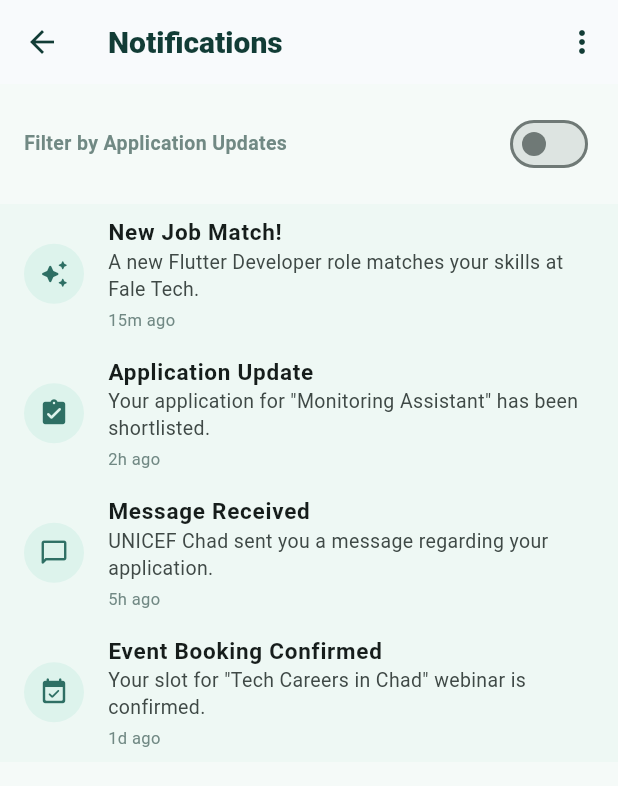
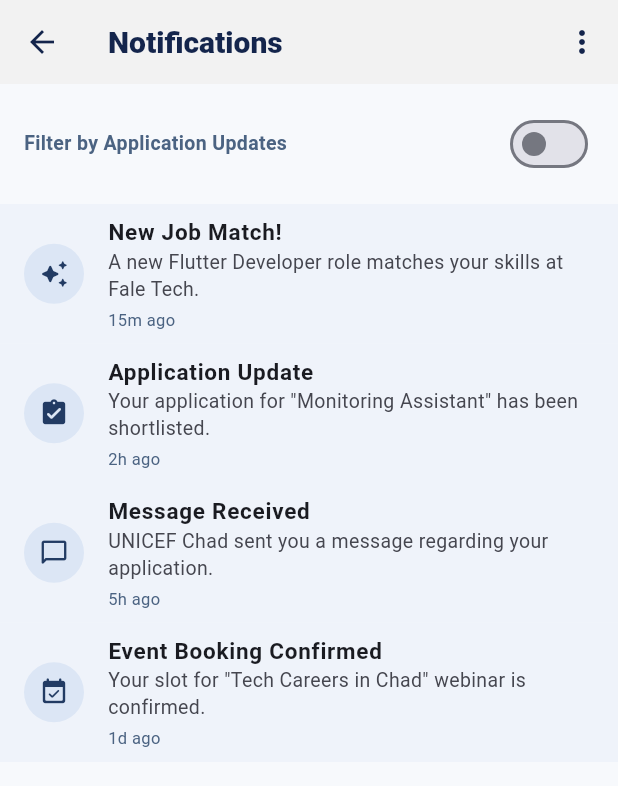
Before and after one commit to Rosa-Demaye/kidme_mobile_app, a Flutter app: the RegisterScreen screen opened directly, scrolled down 284 dp, after a tap on "Create Account", after a tap on the "notifications none" icon, on a phone screen of 412 x 824 dp. Shown: the top 786 px of the screen. Run offline on Flutter 3.47's test engine with Material 3 defaults, Android fonts, the phone set to English and light mode, and no system bars; our stand-ins replace supabase_flutter; accounts and stored records are empty.

Commit message:
Apply Kidme navy gold theme

```diff
--- a/lib/core/services/supabase_service.dart
+++ b/lib/core/services/supabase_service.dart
@@ -3,7 +3,7 @@ import '../../features/jobs/models/job_model.dart';
 
 /// Centralized service for Supabase interactions.
 class SupabaseService {
-  final _client = Supabase.instance.client;
+  SupabaseClient get client => Supabase.instance.client;
 
   /// Fetches the list of jobs with added local categories and verification.
   Future<List<Job>> getJobs() async {
--- a/lib/features/chat/screens/conversation_list_screen.dart
+++ b/lib/features/chat/screens/conversation_list_screen.dart
@@ -38,7 +38,8 @@ class ConversationListScreen extends StatelessWidget {
       body: ListView.separated(
         padding: const EdgeInsets.symmetric(vertical: 8),
         itemCount: conversations.length,
-        separatorBuilder: (_, __) => const Divider(indent: 80, height: 1),
+        separatorBuilder: (context, index) =>
+            const Divider(indent: 80, height: 1),
         itemBuilder: (context, index) {
           final conv = conversations[index];
           return ListTile(
--- a/lib/features/cv_builder/screens/cv_builder_screen.dart
+++ b/lib/features/cv_builder/screens/cv_builder_screen.dart
@@ -67,7 +67,7 @@ class _CVBuilderScreenState extends State<CVBuilderScreen> {
                     'We will use your profile data, experiences, and verified skills to create an ATS-friendly CV.',
                     textAlign: TextAlign.center,
                     style: TextStyle(
-                      color: Colors.white.withOpacity(0.9),
+                      color: Colors.white.withValues(alpha: 0.9),
                       fontSize: 14,
                     ),
                   ),
--- a/lib/features/events/screens/events_for_you_screen.dart
+++ b/lib/features/events/screens/events_for_you_screen.dart
@@ -82,7 +82,7 @@ class _EventCard extends StatelessWidget {
             child: Icon(
               Icons.event_note_rounded,
               size: 48,
-              color: imageColor.withOpacity(0.5),
+              color: imageColor.withValues(alpha: 0.5),
             ),
           ),
           Padding(
--- a/lib/features/learning_hub/screens/learning_hub_screen.dart
+++ b/lib/features/learning_hub/screens/learning_hub_screen.dart
@@ -106,7 +106,7 @@ class _HubHero extends StatelessWidget {
           const SizedBox(height: 8),
           Text(
             'Get tips on interviews, CV building, and local market demand in Chad.',
-            style: TextStyle(color: Colors.white.withOpacity(0.8)),
+            style: TextStyle(color: Colors.white.withValues(alpha: 0.8)),
           ),
         ],
       ),
--- a/lib/features/notifications/screens/notifications_screen.dart
+++ b/lib/features/notifications/screens/notifications_screen.dart
@@ -10,7 +10,7 @@ class NotificationsScreen extends StatefulWidget {
 }
 
 class _NotificationsScreenState extends State<NotificationsScreen> {
-  List<KidmeNotification> _notifications = [
+  final List<KidmeNotification> _notifications = [
     KidmeNotification(
       id: '1',
       title: 'New Job Match!',
@@ -103,7 +103,7 @@ class _NotificationsScreenState extends State<NotificationsScreen> {
                       _showOnlyApplicationUpdates = value;
                     });
                   },
-                  activeColor: AppColors.emerald,
+                  activeThumbColor: AppColors.emerald,
                 ),
               ],
             ),
@@ -161,7 +161,7 @@ class _NotificationTile extends StatelessWidget {
     return Container(
       color: notification.isRead
           ? Colors.transparent
-          : AppColors.blueMist.withOpacity(0.3),
+          : AppColors.blueMist.withValues(alpha: 0.3),
       child: ListTile(
         leading: CircleAvatar(
           backgroundColor: AppColors.blueMist,
--- a/lib/features/skills/screens/skill_gap_analyzer_screen.dart
+++ b/lib/features/skills/screens/skill_gap_analyzer_screen.dart
@@ -152,7 +152,7 @@ class _SkillProgressTile extends StatelessWidget {
               backgroundColor: AppColors.cardBorder,
               valueColor: AlwaysStoppedAnimation(
                 skill.isMissing
-                    ? Colors.deepOrange.withOpacity(0.5)
+                    ? Colors.deepOrange.withValues(alpha: 0.5)
                     : AppColors.emerald,
               ),
             ),
--- a/lib/screens/job_feed_screen.dart
+++ b/lib/screens/job_feed_screen.dart
@@ -43,13 +43,13 @@ class _JobFeedScreenState extends State<JobFeedScreen> {
             const EventsForYouScreen(),
             const LearningHubScreen(),
             const ConversationListScreen(),
-            const _ProfileTab(),
+            _ProfileTab(onOpenCalendar: () => setState(() => _tabIndex = 5)),
             const CalendarScreen(),
           ],
         ),
       ),
       bottomNavigationBar: NavigationBar(
-        selectedIndex: _tabIndex >= 4 ? 1 : _tabIndex,
+        selectedIndex: _tabIndex > 4 ? 4 : _tabIndex,
         onDestinationSelected: (index) {
           setState(() {
             _tabIndex = index;
@@ -545,7 +545,9 @@ class _RecruiterPreviewTab extends StatelessWidget {
 }
 
 class _ProfileTab extends StatelessWidget {
-  const _ProfileTab();
+  const _ProfileTab({required this.onOpenCalendar});
+
+  final VoidCallback onOpenCalendar;
 
   @override
   Widget build(BuildContext context) {
@@ -685,19 +687,27 @@ class _ProfileTab extends StatelessWidget {
           ),
           const SizedBox(height: 24),
           ElevatedButton.icon(
-            onPressed: () {
-              (context.findAncestorStateOfType<_JobFeedScreenState>())
-                  ?.setState(() {
-                    (context.findAncestorStateOfType<_JobFeedScreenState>())
-                            ?._tabIndex =
-                        5;
-                  });
-            },
+            onPressed: onOpenCalendar,
             icon: const Icon(Icons.calendar_month_rounded),
             label: const Text('Open My Calendar'),
             style: ElevatedButton.styleFrom(
               backgroundColor: AppColors.primaryNavy,
             ),
+          ),
+          const SizedBox(height: 12),
+          OutlinedButton.icon(
+            onPressed: () {
+              Navigator.of(context).push(
+                MaterialPageRoute<void>(
+                  builder: (_) => Scaffold(
+                    appBar: AppBar(title: const Text('Recruiter preview')),
+                    body: const _RecruiterPreviewTab(),
+                  ),
+                ),
+              );
+            },
+            icon: const Icon(Icons.business_center_outlined),
+            label: const Text('Open Recruiter Preview'),
           ),
         ],
       ),
@@ -795,6 +805,43 @@ class _VerificationBadgeSection extends StatelessWidget {
             _VerificationBadge(label: 'Degree', isVerified: true),
             _VerificationBadge(label: 'Phone', isVerified: false),
           ],
+        ),
+        const SizedBox(height: 14),
+        const _ProfileFeature(
+          icon: Icons.verified_outlined,
+          title: 'Professional verification',
+          subtitle: 'ID, diploma, phone, email, and certificate checks.',
+          status: '3/5 verified',
+        ),
+        const _ProfileFeature(
+          icon: Icons.description_outlined,
+          title: 'AI CV builder',
+          subtitle: 'Export an ATS-friendly PDF from profile data.',
+          status: 'Draft ready',
+        ),
+        const _ProfileFeature(
+          icon: Icons.video_camera_front_outlined,
+          title: 'Video introduction',
+          subtitle: 'Record a short pitch in French, English, or Arabic.',
+          status: 'Add video',
+        ),
+        const _ProfileFeature(
+          icon: Icons.workspaces_outline,
+          title: 'Portfolio and projects',
+          subtitle: 'GitHub links, certificates, project images, and research.',
+          status: '2 projects',
+        ),
+        const _ProfileFeature(
+          icon: Icons.psychology_alt_outlined,
+          title: 'Skill gap analyzer',
+          subtitle: 'See missing skills before applying to a role.',
+          status: '70% ready',
+        ),
+        const _ProfileFeature(
+          icon: Icons.timeline_rounded,
+          title: 'Application tracking',
+          subtitle: 'Applied, viewed, shortlisted, interview, accepted.',
+          status: '6 active',
         ),
       ],
     );
@@ -1005,7 +1052,7 @@ class _ProfileFeature extends StatelessWidget {
       child: ListTile(
         onTap: onTap,
         leading: CircleAvatar(
-          backgroundColor: AppColors.softMint,
+          backgroundColor: AppColors.blueMist,
           child: Icon(icon, color: AppColors.primaryNavy),
         ),
         title: Text(title),
@@ -1016,7 +1063,7 @@ class _ProfileFeature extends StatelessWidget {
             Text(
               status,
               style: const TextStyle(
-                color: AppColors.emerald,
+                color: AppColors.goldAccent,
                 fontWeight: FontWeight.w900,
               ),
             ),
@@ -1286,9 +1333,9 @@ class _TechChip extends StatelessWidget {
     return Container(
       padding: const EdgeInsets.symmetric(horizontal: 10, vertical: 4),
       decoration: BoxDecoration(
-        color: color.withOpacity(0.1),
+        color: color.withValues(alpha: 0.1),
         borderRadius: BorderRadius.circular(8),
-        border: Border.all(color: color.withOpacity(0.2)),
+        border: Border.all(color: color.withValues(alpha: 0.2)),
       ),
       child: Text(
         label,
--- a/lib/screens/register_screen.dart
+++ b/lib/screens/register_screen.dart
@@ -22,6 +22,7 @@ class RegisterScreen extends StatelessWidget {
     final isRecruiter = role == 'Recruiter';
 
     return Scaffold(
+      backgroundColor: AppColors.mist,
       body: SafeArea(
         child: ListView(
           padding: const EdgeInsets.fromLTRB(20, 18, 20, 28),
@@ -67,7 +68,7 @@ class RegisterScreen extends StatelessWidget {
                       const Spacer(),
                       Chip(
                         label: Text(recruiterType ?? role),
-                        backgroundColor: AppColors.softMint,
+                        backgroundColor: AppColors.blueMist,
                         side: BorderSide.none,
                       ),
                     ],
@@ -120,6 +121,7 @@ class RegisterScreen extends StatelessWidget {
                   KidmeButton(
                     label: 'Create Account',
                     icon: Icons.verified_user_outlined,
+                    backgroundColor: AppColors.primaryNavy,
                     onPressed: () => Navigator.of(context).pushReplacement(
                       MaterialPageRoute<void>(
                         builder: (_) => const JobFeedScreen(),
@@ -134,8 +136,9 @@ class RegisterScreen extends StatelessWidget {
             const SizedBox(height: 18),
             if (!isRecruiter) const _CandidateTrustCard(),
             const SizedBox(height: 12),
-            Row(
-              mainAxisAlignment: MainAxisAlignment.center,
+            Wrap(
+              alignment: WrapAlignment.center,
+              crossAxisAlignment: WrapCrossAlignment.center,
               children: [
                 const Text('Already have an account?'),
                 TextButton(
@@ -212,7 +215,7 @@ class _CandidateTrustCard extends StatelessWidget {
   @override
   Widget build(BuildContext context) {
     return KidmeCard(
-      color: const Color(0xFFFBFFFD),
+      color: Colors.white,
       child: Column(
         crossAxisAlignment: CrossAxisAlignment.start,
         children: [
@@ -261,7 +264,7 @@ class _TrustItem extends StatelessWidget {
       child: Row(
         crossAxisAlignment: CrossAxisAlignment.start,
         children: [
-          Icon(icon, color: AppColors.emerald),
+          Icon(icon, color: AppColors.goldAccent),
           const SizedBox(width: 10),
           Expanded(
             child: Column(
@@ -323,7 +326,7 @@ class _SocialCircle extends StatelessWidget {
   Widget build(BuildContext context) {
     return CircleAvatar(
       radius: 24,
-      backgroundColor: Colors.white,
+      backgroundColor: AppColors.softWhite,
       child: Text(
         label,
         style: const TextStyle(
--- a/lib/screens/role_selection_screen.dart
+++ b/lib/screens/role_selection_screen.dart
@@ -245,7 +245,7 @@ class _RoleCard extends StatelessWidget {
                 ),
               ],
             ),
-            if (child != null) child!,
+            ?child,
           ],
         ),
       ),
--- a/lib/theme/app_colors.dart
+++ b/lib/theme/app_colors.dart
@@ -3,22 +3,33 @@ import 'package:flutter/material.dart';
 class AppColors {
   const AppColors._();
 
-  static const deepGreen = Color(0xFF123C36);
-  static const emerald = Color(0xFF2E6F64);
-  static const softMint = Color(0xFFDDF3EC);
-  static const mint = Color(0xFFBFE7DC);
-  static const premiumGold = Color(0xFFB8A36D);
-  static const ink = Color(0xFF102A2A);
-  static const mist = Color(0xFFF5FAF8);
+  static const midnightNavy = Color(0xFF14254C);
+  static const deepBlue = Color(0xFF1D3557);
+  static const elegantNavy = Color(0xFF223B63);
+  static const slateBlue = Color(0xFF4B6382);
+  static const mistBlue = Color(0xFFDCE6F5);
+  static const luxuryGold = Color(0xFFF7A70A);
+  static const goldLight = Color(0xFFFFCC4D);
+  static const blackAccent = Color(0xFF000000);
+  static const softGray = Color(0xFFF2F2F2);
+  static const mediumGray = Color(0xFFD9D9D9);
+  static const ink = Color(0xFF111827);
+  static const mist = Color(0xFFF7F9FC);
 
-  static const primaryNavy = deepGreen;
-  static const professionalBlue = emerald;
-  static const softWhite = Color(0xFFF8FAFC);
-  static const goldAccent = premiumGold;
+  static const primaryNavy = midnightNavy;
+  static const professionalBlue = elegantNavy;
+  static const softWhite = softGray;
+  static const goldAccent = luxuryGold;
   static const darkText = ink;
-  static const softGrey = Color(0xFF718984);
+  static const softGrey = slateBlue;
   static const glass = Color(0xEFFFFFFF);
-  static const cardBorder = Color(0xFFDCE8E4);
-  static const blueMist = softMint;
-  static const warmMist = Color(0xFFF3ECD3);
+  static const cardBorder = Color(0xFFE5EAF2);
+  static const blueMist = mistBlue;
+  static const warmMist = Color(0xFFFFF2D1);
+
+  static const deepGreen = midnightNavy;
+  static const emerald = elegantNavy;
+  static const softMint = mistBlue;
+  static const mint = Color(0xFFEEF3FA);
+  static const premiumGold = luxuryGold;
 }
--- a/lib/widgets/job_card.dart
+++ b/lib/widgets/job_card.dart
@@ -50,9 +50,13 @@ class JobCard extends StatelessWidget {
                       children: [
                         Row(
                           children: [
-                            Text(
-                              role,
-                              style: Theme.of(context).textTheme.titleMedium,
+                            Expanded(
+                              child: Text(
+                                role,
+                                maxLines: 2,
+                                overflow: TextOverflow.ellipsis,
+                                style: Theme.of(context).textTheme.titleMedium,
+                              ),
                             ),
                             if (isVerifiedRecruiter) ...[
                               const SizedBox(width: 6),
@@ -64,7 +68,11 @@ class JobCard extends StatelessWidget {
                             ],
                           ],
                         ),
-                        Text('$company - $location'),
+                        Text(
+                          '$company - $location',
+                          maxLines: 1,
+                          overflow: TextOverflow.ellipsis,
+                        ),
                       ],
                     ),
                   ),
@@ -155,7 +163,7 @@ class _WhatsAppButton extends StatelessWidget {
       child: Container(
         padding: const EdgeInsets.all(8),
         decoration: BoxDecoration(
-          color: const Color(0xFF25D366).withOpacity(0.1),
+          color: const Color(0xFF25D366).withValues(alpha: 0.1),
           borderRadius: BorderRadius.circular(12),
         ),
         child: const Icon(
--- a/lib/widgets/kidme_card.dart
+++ b/lib/widgets/kidme_card.dart
@@ -25,7 +25,7 @@ class KidmeCard extends StatelessWidget {
         border: Border.all(color: AppColors.cardBorder),
         boxShadow: [
           BoxShadow(
-            color: AppColors.primaryNavy.withAlpha(14),
+            color: AppColors.primaryNavy.withAlpha(18),
             blurRadius: 24,
             offset: const Offset(0, 14),
           ),
--- a/lib/widgets/kidme_logo.dart
+++ b/lib/widgets/kidme_logo.dart
@@ -25,7 +25,7 @@ class KidmeLogo extends StatelessWidget {
         if (showWordmark) ...[
           SizedBox(width: iconSize * 0.28),
           Text(
-            'kidme',
+            'kidm\u00e9',
             style: TextStyle(
               color: light ? Colors.white : AppColors.primaryNavy,
               fontSize: textSize,
@@ -67,7 +67,7 @@ class _KidmeMark extends StatelessWidget {
           Container(
             decoration: BoxDecoration(
               gradient: const LinearGradient(
-                colors: [AppColors.primaryNavy, AppColors.emerald],
+                colors: [AppColors.midnightNavy, AppColors.deepBlue],
                 begin: Alignment.topLeft,
                 end: Alignment.bottomRight,
               ),
@@ -78,11 +78,20 @@ class _KidmeMark extends StatelessWidget {
                 'k',
                 style: TextStyle(
                   color: Colors.white,
-                  fontSize: size * 0.55,
+                  fontSize: size * 0.50,
                   fontWeight: FontWeight.w900,
                   height: 0.95,
                 ),
               ),
+            ),
+          ),
+          Positioned(
+            right: size * 0.08,
+            top: size * 0.10,
+            child: Icon(
+              Icons.search_rounded,
+              color: AppColors.goldAccent,
+              size: size * 0.42,
             ),
           ),
           Positioned(
@@ -92,7 +101,7 @@ class _KidmeMark extends StatelessWidget {
               height: size * 0.26,
               width: size * 0.26,
               decoration: BoxDecoration(
-                color: AppColors.softMint,
+                color: AppColors.goldAccent,
                 shape: BoxShape.circle,
                 border: Border.all(color: Colors.white, width: size * 0.05),
               ),
```
Also changed, not shown: lib/screens/login_screen.dart (+41 -13 lines), lib/screens/splash_screen.dart (+12 -5 lines), lib/theme/app_theme.dart (+23 -2 lines).
